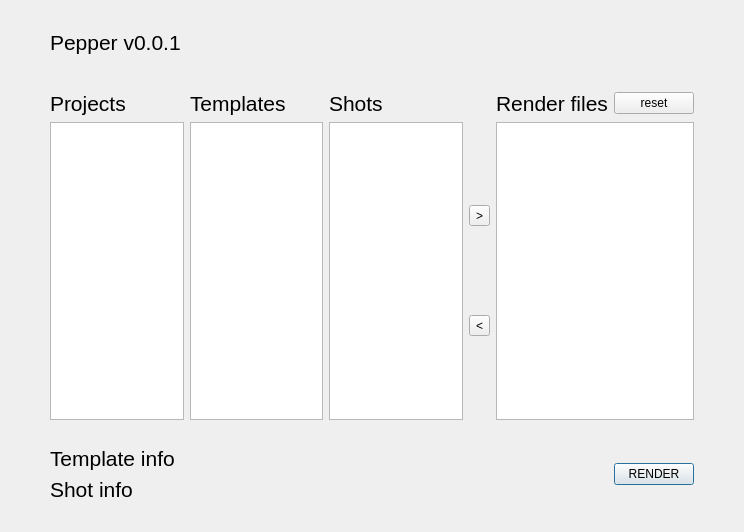
This is ui/main.ui in NetflixVFX-Ac/BlackPepper as Qt 5 draws it before an edit. The edited form follows.
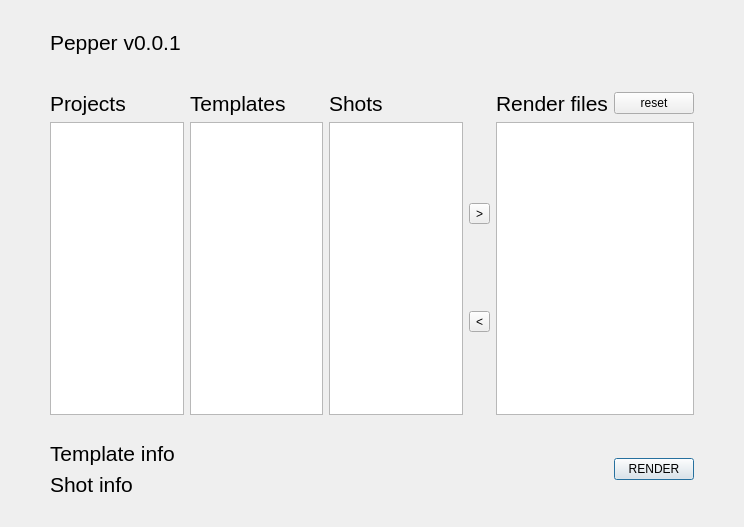
This is the edited form.

Patch:
```diff
--- a/ui/main.ui
+++ b/ui/main.ui
@@ -7,7 +7,7 @@
     <x>0</x>
     <y>0</y>
     <width>744</width>
-    <height>532</height>
+    <height>527</height>
    </rect>
   </property>
   <property name="windowTitle">
```
